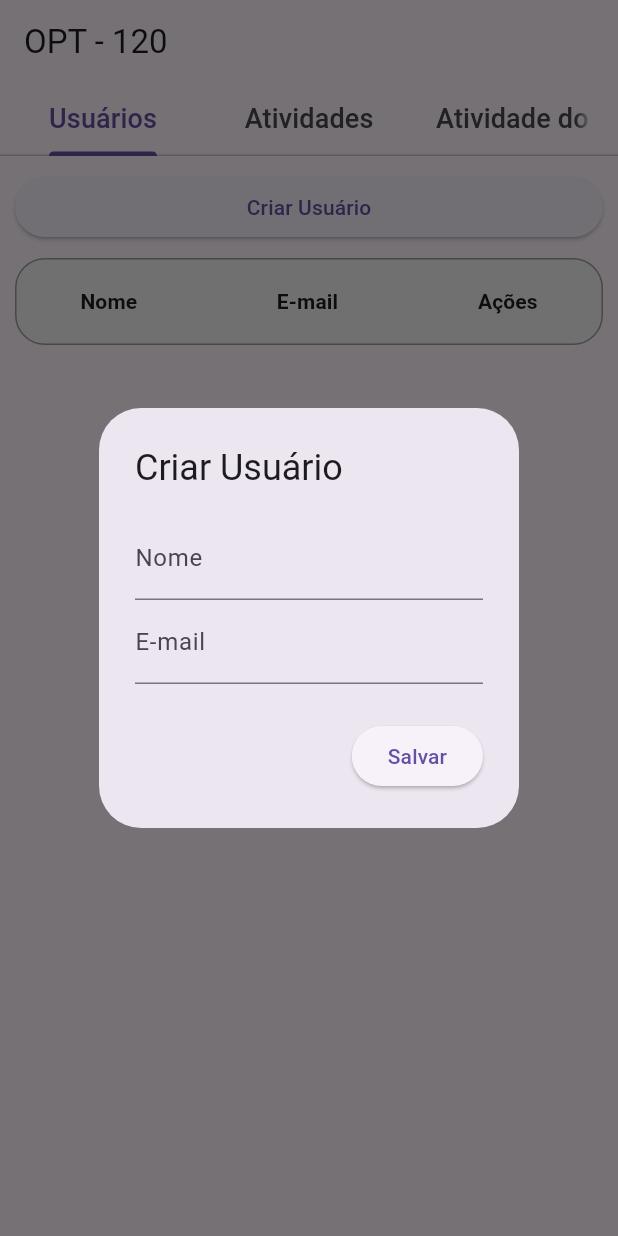
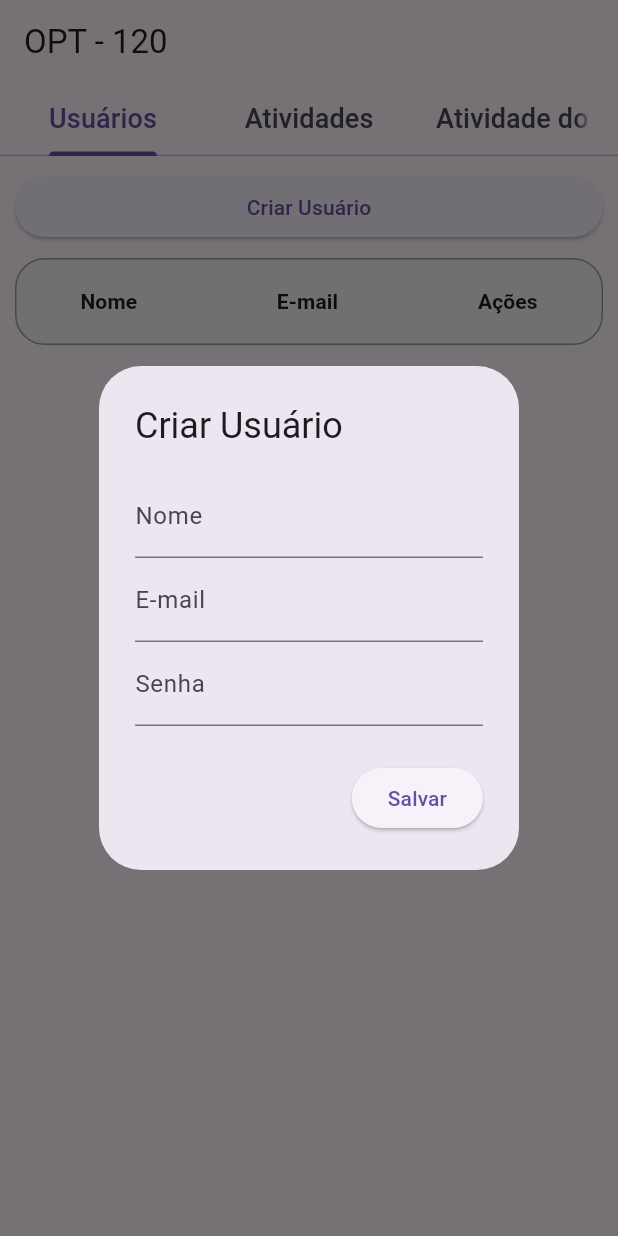
Before and after one commit to LuizAbudi/Desenvolvimento-Movel-OPT120, a Flutter app: the screen it shows after launch, after a tap on "Criar Usuário", on a phone screen of 412 x 824 dp. Run offline on Flutter 3.47's test engine with Material 3 defaults, Android fonts, the phone set to English and light mode, and no system bars; network calls fail.

Commit message:
feta: adds user CRUD functionality and updates to routes and controllers.

```diff
--- a/frontend/lib/main.dart
+++ b/frontend/lib/main.dart
@@ -1,6 +1,7 @@
 import 'package:flutter/material.dart';
 import 'package:opt120/screens/activity/activity_screen.dart';
 import 'package:opt120/screens/user_activity/user_activity_screen.dart';
+import 'package:opt120/screens/users/user_http_requests.dart';
 import 'package:opt120/screens/users/user_screen.dart';
 
 void main() {
@@ -27,11 +28,21 @@ class HomePage extends StatefulWidget {
 class _HomePageState extends State<HomePage>
     with SingleTickerProviderStateMixin {
   late TabController _tabController;
+  List<Map<String, dynamic>> _users = [];
 
   @override
   void initState() {
     super.initState();
     _tabController = TabController(length: 3, vsync: this);
+    _getUsers();
+  }
+
+  void _getUsers() async {
+    List<Map<String, dynamic>> users = await ApiService.getUsers();
+    setState(() {
+      _users = users;
+    });
+    print(users);
   }
 
   @override
@@ -53,7 +64,7 @@ class _HomePageState extends State<HomePage>
         controller: _tabController,
         children: [
           UserTable(
-            users: [],
+            users: _users,
           ),
           ActivitiesTable(
             activities: [],
--- a/frontend/lib/screens/users/user_screen.dart
+++ b/frontend/lib/screens/users/user_screen.dart
@@ -1,4 +1,5 @@
 import 'package:flutter/material.dart';
+import 'package:opt120/screens/users/user_http_requests.dart';
 
 class UserTable extends StatefulWidget {
   final List<Map<String, dynamic>> users;
@@ -119,6 +120,7 @@ class _UserTableState extends State<UserTable> {
       builder: (BuildContext context) {
         String nome = '';
         String email = '';
+        String senha = '';
         return AlertDialog(
           title: Text('Criar Usuário'),
           content: Column(
@@ -136,12 +138,18 @@ class _UserTableState extends State<UserTable> {
                 },
                 decoration: InputDecoration(labelText: 'E-mail'),
               ),
+              TextField(
+                onChanged: (value) {
+                  senha = value;
+                },
+                decoration: InputDecoration(labelText: 'Senha'),
+              ),
             ],
           ),
           actions: [
             ElevatedButton(
               onPressed: () {
-                criarUsuario(nome, email);
+                criarUsuario(nome, email, senha);
                 Navigator.of(context).pop();
               },
               child: Text('Salvar'),
@@ -220,13 +228,15 @@ class _UserTableState extends State<UserTable> {
     );
   }
 
-  void criarUsuario(String nome, String email) {
+  void criarUsuario(String nome, String email, String senha) {
     setState(() {
       widget.users.add({
         'name': nome,
         'email': email,
+        'password': senha,
       });
     });
+    ApiService.createUser(nome, email, senha);
   }
 
   void editarUsuario(int index, String nome, String email) {
--- a/frontend/pubspec.yaml
+++ b/frontend/pubspec.yaml
@@ -15,6 +15,7 @@ dependencies:
 
   english_words: ^4.0.0
   provider: ^6.0.0
+  http: ^1.2.1
 
 dev_dependencies:
   flutter_test:
```
Also changed, not shown: frontend/lib/screens/users/user_http_requests.dart (added, +80 -0 lines), frontend/pubspec.lock.
